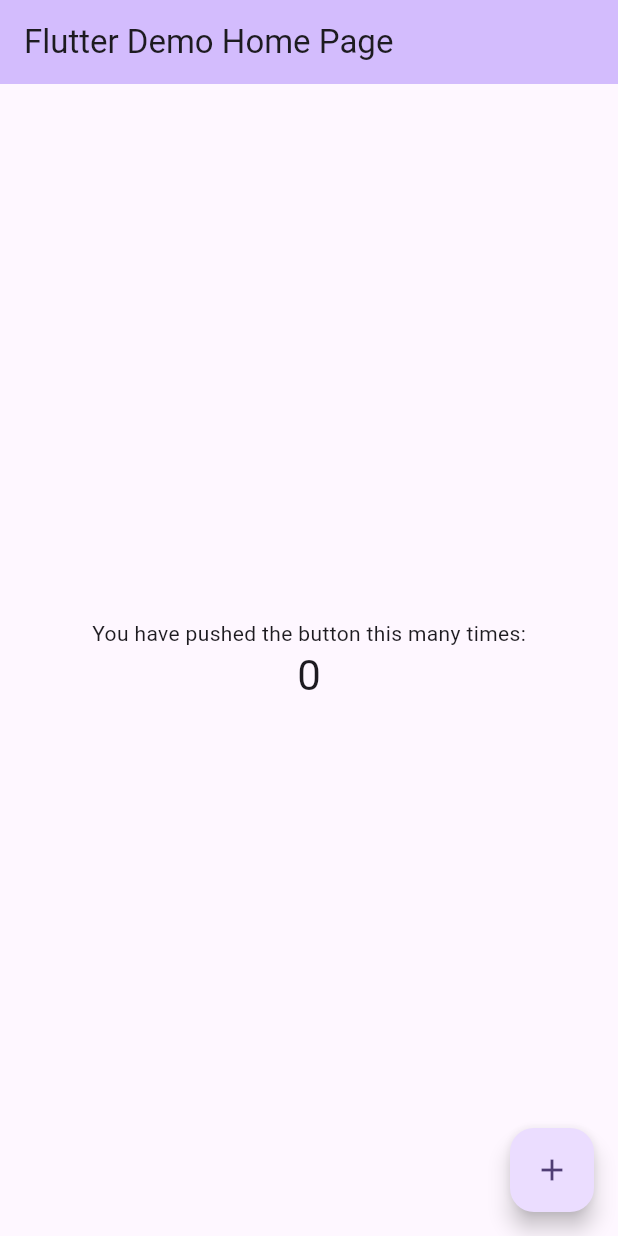
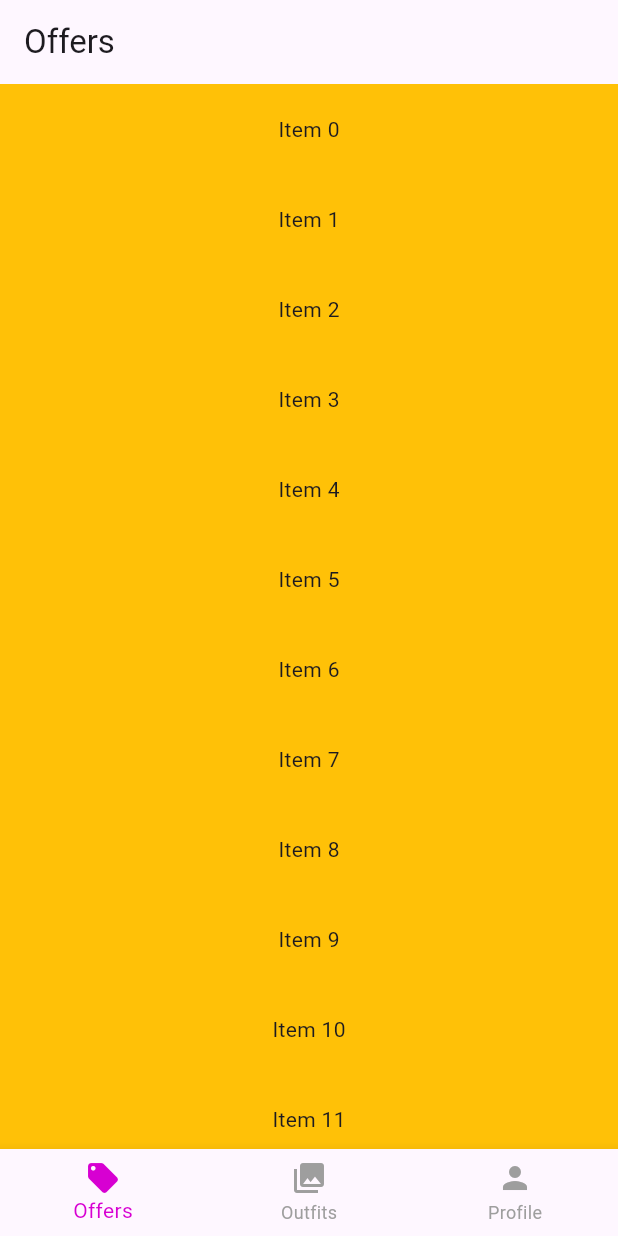
Before and after one commit to Tacuchi/lima-friends-outfits, a Flutter app: the screen it shows after launch, on a phone screen of 412 x 824 dp. Run offline on Flutter 3.47's test engine with Material 3 defaults, Android fonts, the phone set to English and light mode, and no system bars; our stand-ins replace go_router.

Commit message:
feat: routing and screens sample

```diff
--- /dev/null
+++ b/lib/config/routes/router.dart
@@ -0,0 +1,96 @@
+import 'package:flutter/material.dart';
+import 'package:go_router/go_router.dart';
+import 'package:myapp/features/offers/screens/offers_screen.dart';
+import 'package:myapp/features/outfits/screens/outfits_screen.dart';
+import 'package:myapp/features/profile/screens/profile_screen.dart';
+import 'package:myapp/features/splash/screens/splash_screen.dart';
+
+int getCurrentIndex(BuildContext context) {
+  final String location = GoRouterState.of(context).uri.toString();
+
+  if (location.startsWith('/offers')) {
+    return 0;
+  } else if (location.startsWith('/outfits')) {
+    return 1;
+  } else if (location.startsWith('/profile')) {
+    return 2;
+  } else {
+    return 0;
+  }
+}
+
+final GoRouter router = GoRouter(
+  initialLocation: '/splash',
+  routes: [
+    GoRoute(
+      path: '/splash',
+      builder: (context, state) => const SplashScreen(),
+    ),
+    ShellRoute(
+      builder: (context, state, child) {
+        return Scaffold(
+            body: child,
+            bottomNavigationBar: BottomNavigationBar(
+              items: const [
+                BottomNavigationBarItem(
+                  icon: Icon(Icons.local_offer),
+                  label: 'Offers',
+                ),
+                BottomNavigationBarItem(
+                  icon: Icon(Icons.collections),
+                  label: 'Outfits',
+                ),
+                BottomNavigationBarItem(
+                  icon: Icon(Icons.person),
+                  label: 'Profile',
+                ),
+              ],
+              onTap: (value) {
+                switch (value) {
+                  case 0:
+                    context.go('/offers');
+                    break;
+                  case 1:
+                    context.go('/outfits');
+                    break;
+                  case 2:
+                    context.go('/profile');
+                    break;
+                }
+              },
+              currentIndex: getCurrentIndex(context),
+              selectedItemColor: const Color(0xFFD700D2),
+              unselectedItemColor: Colors.grey,
+            ));
+      },
+      routes: [
+        GoRoute(
+          path: '/offers',
+          builder: (context, state) => const OffersScreen(),
+        ),
+        GoRoute(
+          path: '/outfits',
+          builder: (context, state) => const OutfitsScreen(),
+          // routes: [
+          //   GoRoute(
+          //     path: 'new',
+          //     builder: (context, state) => const NewScreen(),
+          //   ),
+          //   GoRoute(
+          //     path: 'list',
+          //     builder: (context, state) => const ListScreen(),
+          //   ),
+          //   GoRoute(
+          //     path: 'drafts',
+          //     builder: (context, state) => const DraftsScreen(),
+          //   ),
+          // ],
+        ),
+        GoRoute(
+          path: '/profile',
+          builder: (context, state) => const ProfileScreen(),
+        ),
+      ],
+    ),
+  ],
+);
--- /dev/null
+++ b/lib/features/offers/screens/offers_screen.dart
@@ -0,0 +1,31 @@
+import 'package:flutter/material.dart';
+
+class OffersScreen extends StatelessWidget {
+  const OffersScreen({super.key});
+
+  @override
+  Widget build(BuildContext context) {
+    return Scaffold(
+      body: NestedScrollView(
+        headerSliverBuilder: (BuildContext context, bool innerBoxIsScrolled) {
+          return <Widget>[
+            const SliverAppBar(
+              title: Text('Offers'),
+            ),
+          ];
+        },
+        body: ListView.builder(
+          shrinkWrap: true,
+          itemBuilder: (BuildContext context, int index) {
+            return Container(
+              height: 60,
+              color: Colors.amber,
+              child: Center(child: Text('Item $index')),
+            );
+          },
+          itemCount: 100,
+        ),
+      ),
+    );
+  }
+}
--- a/lib/main.dart
+++ b/lib/main.dart
@@ -1,4 +1,5 @@
 import 'package:flutter/material.dart';
+import 'package:myapp/config/routes/router.dart';
 
 void main() {
   runApp(const MyApp());
@@ -9,61 +10,13 @@ class MyApp extends StatelessWidget {
 
   @override
   Widget build(BuildContext context) {
-    return MaterialApp(
-      title: 'Flutter Demo',
+    return MaterialApp.router(
+      routerConfig: router,
+      title: 'My App',
       theme: ThemeData(
         colorScheme: ColorScheme.fromSeed(seedColor: Colors.deepPurple),
         useMaterial3: true,
       ),
-      home: const MyHomePage(title: 'Flutter Demo Home Page'),
     );
   }
 }
-
-class MyHomePage extends StatefulWidget {
-  const MyHomePage({super.key, required this.title});
-
-  final String title;
-
-  @override
-  State<MyHomePage> createState() => _MyHomePageState();
-}
-
-class _MyHomePageState extends State<MyHomePage> {
-  int _counter = 0;
-
-  void _incrementCounter() {
-    setState(() {
-      _counter++;
-    });
-  }
-
-  @override
-  Widget build(BuildContext context) {
-    return Scaffold(
-      appBar: AppBar(
-        backgroundColor: Theme.of(context).colorScheme.inversePrimary,
-        title: Text(widget.title),
-      ),
-      body: Center(
-        child: Column(
-          mainAxisAlignment: MainAxisAlignment.center,
-          children: <Widget>[
-            const Text(
-              'You have pushed the button this many times:',
-            ),
-            Text(
-              '$_counter',
-              style: Theme.of(context).textTheme.headlineMedium,
-            ),
-          ],
-        ),
-      ),
-      floatingActionButton: FloatingActionButton(
-        onPressed: _incrementCounter,
-        tooltip: 'Increment',
-        child: const Icon(Icons.add),
-      ),
-    );
-  }
-}
--- a/pubspec.yaml
+++ b/pubspec.yaml
@@ -39,6 +39,8 @@ dependencies:
 dev_dependencies:
   flutter_test:
     sdk: flutter
+  change_app_package_name: ^1.2.0
+
 
   # The "flutter_lints" package below contains a set of recommended lints to
   # encourage good coding practices. The lint set provided by the package is
```
Also changed, not shown: lib/config/router.dart (deleted, +0 -25 lines), lib/features/auth/screens/login_screen.dart (added, +81 -0 lines), lib/features/auth/screens/register_screen.dart (added, +37 -0 lines), lib/features/outfits/screens/outfits_screen.dart (added, +52 -0 lines), lib/features/profile/screens/profile_screen.dart (added, +115 -0 lines), lib/features/splash/screens/splash_screen.dart (added, +33 -0 lines), pubspec.lock.
